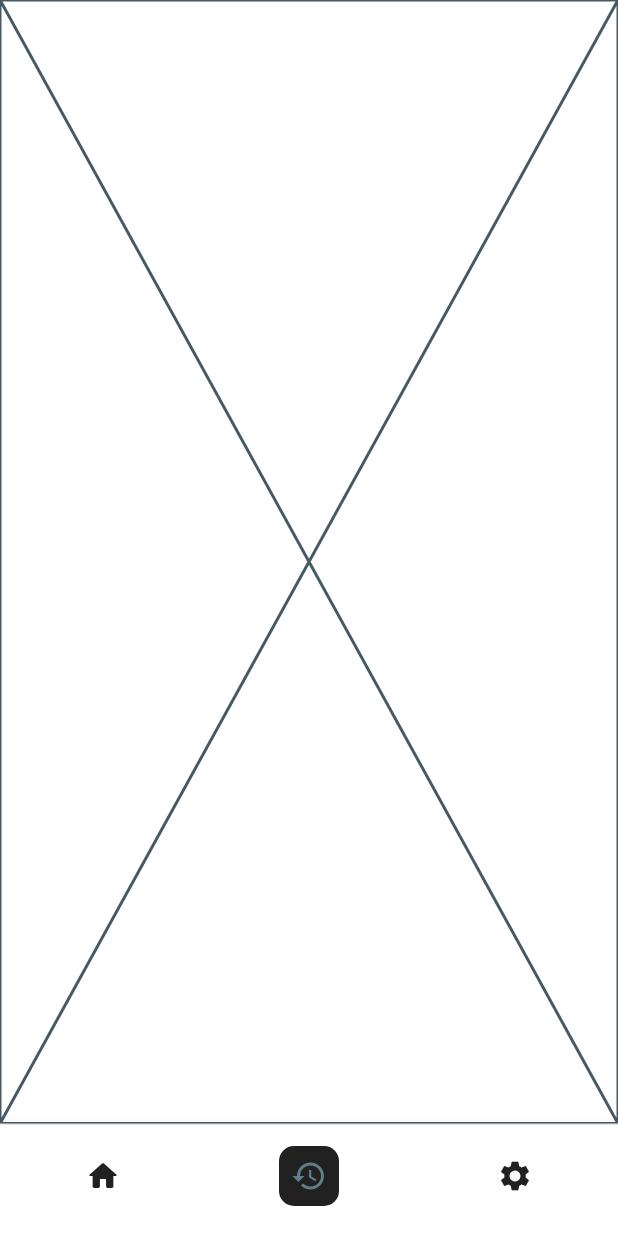
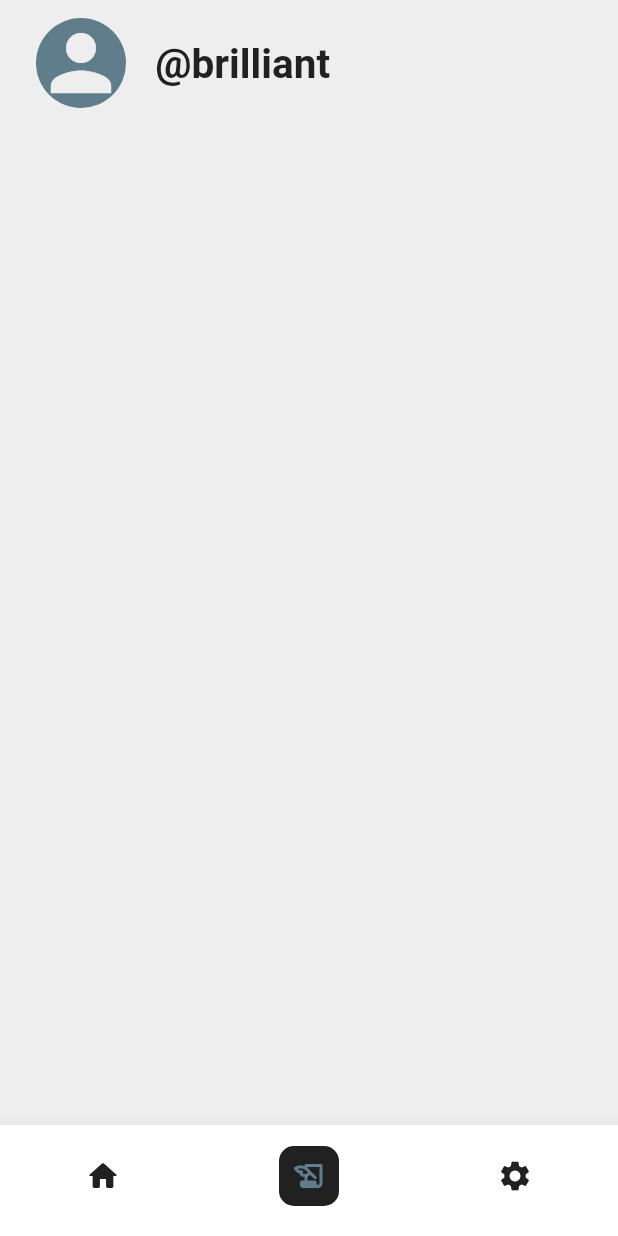
Before and after one commit to kwakyebrilliant/AFSbot, a Flutter app: the screen it shows after launch, item 2 of the bottom bar chosen, on a phone screen of 412 x 824 dp. Run offline on Flutter 3.47's test engine with Material 3 defaults, Android fonts, the phone set to English and light mode, and no system bars; our stand-ins replace shared_preferences.

Commit message:
landing updates

```diff
--- a/lib/component/landing_page.dart
+++ b/lib/component/landing_page.dart
@@ -88,7 +88,7 @@ class _LandingPageState extends State<LandingPage> {
                         ]
                       : null,
                 ),
-                child: const Icon(Icons.history),
+                child: const Icon(Icons.history_edu_rounded),
               ),
               label: 'History',
             ),
--- a/lib/screens/history/history_page.dart
+++ b/lib/screens/history/history_page.dart
@@ -10,6 +10,75 @@ class HistoryPage extends StatefulWidget {
 class _HistoryPageState extends State<HistoryPage> {
   @override
   Widget build(BuildContext context) {
-    return const Placeholder();
+    return Scaffold(
+      backgroundColor: Theme.of(context).colorScheme.background,
+      body: CustomScrollView(
+        slivers: [
+          SliverAppBar(
+            backgroundColor: Theme.of(context).colorScheme.background,
+            expandedHeight: 100.0,
+            collapsedHeight: 30.0,
+            toolbarHeight: 30.0,
+            floating: false,
+            pinned: true,
+            elevation: 0,
+            flexibleSpace: FlexibleSpaceBar(
+              centerTitle: true,
+              // background: Image.asset(
+              //   "assets/images/wallpaper.png",
+              //   fit: BoxFit.cover,
+              // ),
+              title: Padding(
+                padding: const EdgeInsets.only(left: 8.0),
+                child: Row(
+                  children: [
+                    Padding(
+                      padding: const EdgeInsets.all(8.0),
+                      child: Container(
+                        decoration: const BoxDecoration(
+                          shape: BoxShape.circle,
+                          color: Colors.blueGrey,
+                        ),
+                        child: Icon(
+                          Icons.person,
+                          size: 40.0,
+                          color: Theme.of(context).colorScheme.primary,
+                        ),
+                      ),
+                    ),
+
+                    const SizedBox(
+                      width: 5.0,
+                    ),
+
+                    //username here
+                    Container(
+                      color: Theme.of(context)
+                          .colorScheme
+                          .background
+                          .withOpacity(0.7),
+                      child: Text(
+                        '@brilliant',
+                        style: TextStyle(
+                          fontSize: 18.0,
+                          fontWeight: FontWeight.bold,
+                          color: Theme.of(context).colorScheme.inversePrimary,
+                        ),
+                      ),
+                    ),
+                  ],
+                ),
+              ),
+            ),
+          ),
+          SliverToBoxAdapter(
+            child: Column(
+              crossAxisAlignment: CrossAxisAlignment.start,
+              children: [],
+            ),
+          ),
+        ],
+      ),
+    );
   }
 }
```
